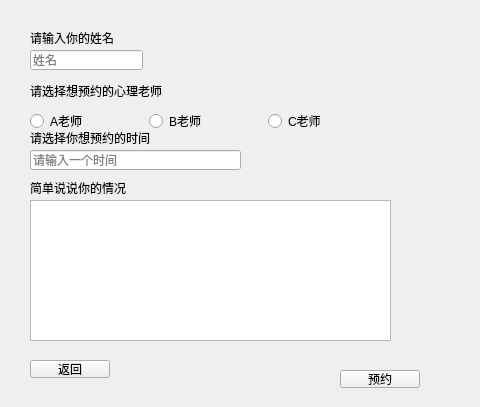
125055006/NewFoolLuoJia, file stu/mentalheal.ui: the form before one commit.
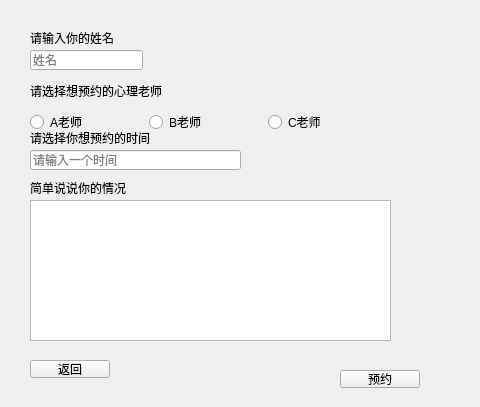
The form after the commit.

The edit to the form file:
```diff
--- a/stu/mentalheal.ui
+++ b/stu/mentalheal.ui
@@ -127,13 +127,13 @@
     <string>请输入你的姓名</string>
    </property>
   </widget>
-  <widget class="QWidget" name="">
+  <widget class="QWidget" name="layoutWidget">
    <property name="geometry">
     <rect>
      <x>30</x>
      <y>110</y>
      <width>351</width>
-     <height>22</height>
+     <height>25</height>
     </rect>
    </property>
    <layout class="QHBoxLayout" name="horizontalLayout">
```
Left out of the diff: 2 changed lines with no effect on the pictures.
